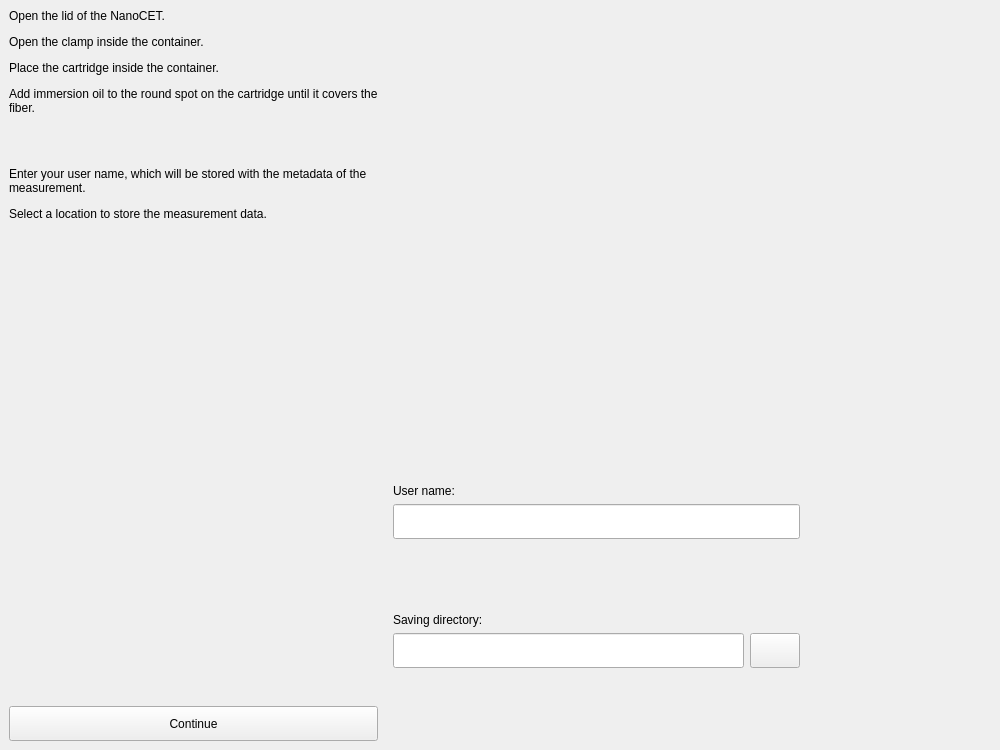
Qt form NanoCETPy/views/GUI/Preferences_Widget.ui (aquilesC/NanoCETPy) before a commit.
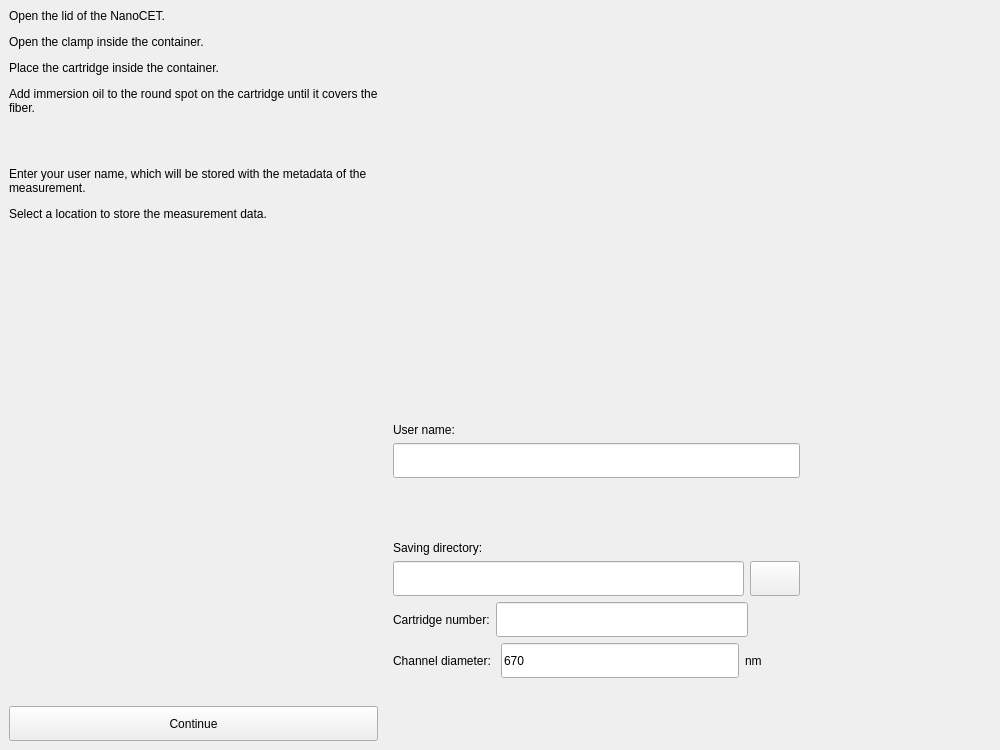
The same form after that commit. Icons and pictures are not drawn.

Commit message: Laser switches off after measurement. Added channel diameter as parameter and optional notes before measurement. User name is also saved in metadata.

Diff of the .ui file:
```diff
--- a/NanoCETPy/views/GUI/Preferences_Widget.ui
+++ b/NanoCETPy/views/GUI/Preferences_Widget.ui
@@ -92,7 +92,7 @@
     </widget>
    </item>
    <item>
-    <layout class="QVBoxLayout" name="verticalLayout_2" stretch="5,1,1,1,1,1">
+    <layout class="QVBoxLayout" name="verticalLayout_2" stretch="5,1,1,1,1,0,0,1">
      <item>
       <widget class="QLabel" name="picture_label">
        <property name="font">
@@ -219,6 +219,99 @@
        </item>
       </layout>
      </item>
+     <item>
+      <layout class="QHBoxLayout" name="horizontalLayout_7">
+       <item>
+        <widget class="QLabel" name="label">
+         <property name="text">
+          <string>Cartridge number:</string>
+         </property>
+        </widget>
+       </item>
+       <item>
+        <widget class="QLineEdit" name="cartridge_line">
+         <property name="minimumSize">
+          <size>
+           <width>0</width>
+           <height>35</height>
+          </size>
+         </property>
+         <property name="maximumSize">
+          <size>
+           <width>300</width>
+           <height>16777215</height>
+          </size>
+         </property>
+         <property name="maxLength">
+          <number>10</number>
+         </property>
+        </widget>
+       </item>
+       <item>
+        <spacer name="horizontalSpacer_4">
+         <property name="orientation">
+          <enum>Qt::Horizontal</enum>
+         </property>
+         <property name="sizeHint" stdset="0">
+          <size>
+           <width>40</width>
+           <height>20</height>
+          </size>
+         </property>
+        </spacer>
+       </item>
+      </layout>
+     </item>
+     <item>
+      <layout class="QHBoxLayout" name="horizontalLayout_8">
+       <item>
+        <widget class="QLabel" name="label_2">
+         <property name="text">
+          <string>Channel diameter: </string>
+         </property>
+        </widget>
+       </item>
+       <item>
+        <widget class="QLineEdit" name="channel_line">
+         <property name="minimumSize">
+          <size>
+           <width>0</width>
+           <height>35</height>
+          </size>
+         </property>
+         <property name="maximumSize">
+          <size>
+           <width>300</width>
+           <height>16777215</height>
+          </size>
+         </property>
+         <property name="text">
+          <string>670</string>
+         </property>
+        </widget>
+       </item>
+       <item>
+        <widget class="QLabel" name="label_3">
+         <property name="text">
+          <string>nm</string>
+         </property>
+        </widget>
+       </item>
+       <item>
+        <spacer name="horizontalSpacer_5">
+         <property name="orientation">
+          <enum>Qt::Horizontal</enum>
+         </property>
+         <property name="sizeHint" stdset="0">
+          <size>
+           <width>40</width>
+           <height>20</height>
+          </size>
+         </property>
+        </spacer>
+       </item>
+      </layout>
+     </item>
      <item>
       <layout class="QHBoxLayout" name="horizontalLayout_5" stretch="3">
        <item>
```
The commit also changes 2 other files.
